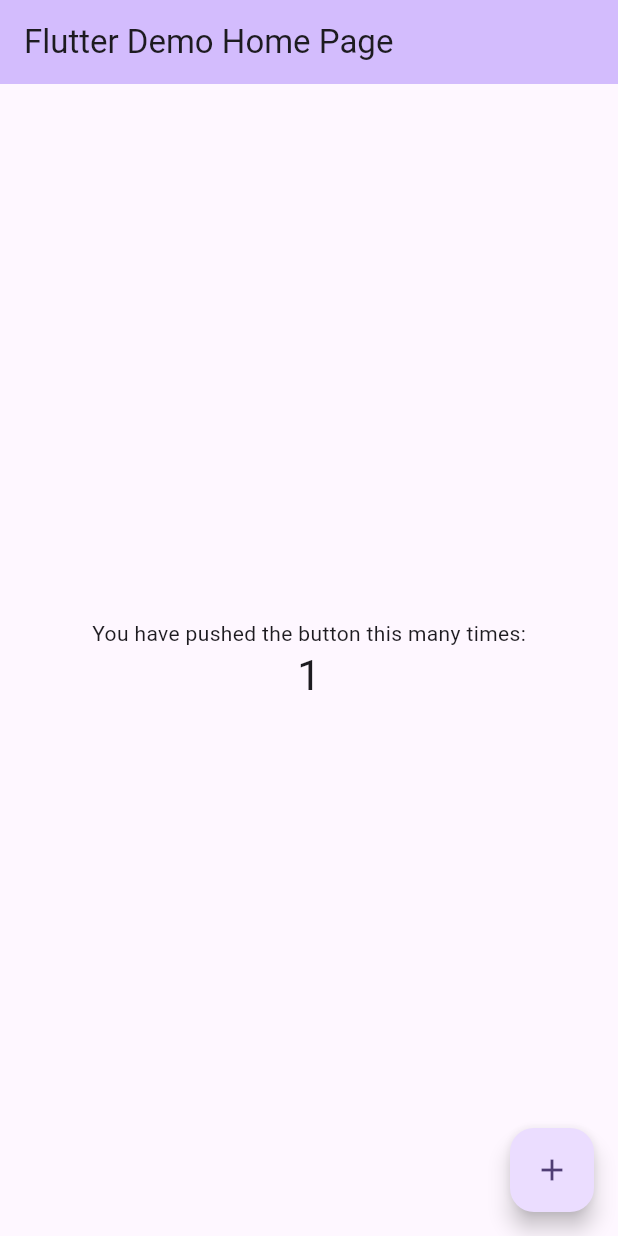
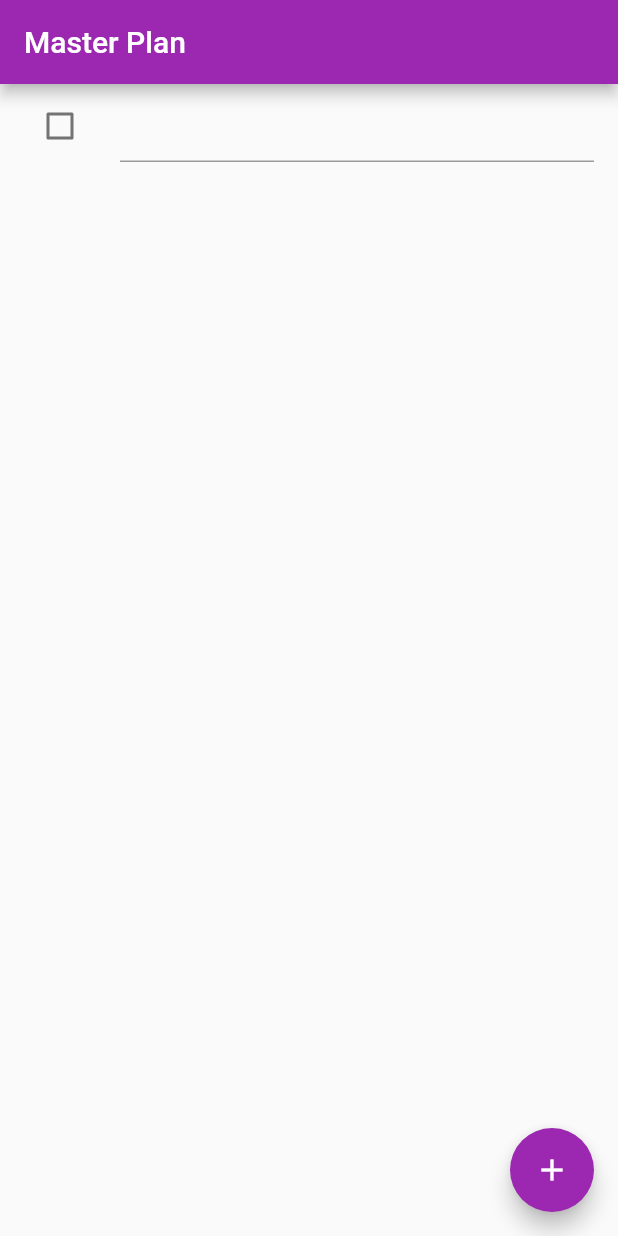
Before and after one commit to alvicaranzo/Master-Plan, a Flutter app: the screen it shows after launch, after a tap on the "add" icon, on a phone screen of 412 x 824 dp. Run offline on Flutter 3.47's test engine with Material 2 defaults, Android fonts, the phone set to English and light mode, and no system bars.

Commit message:
Model-view separation

```diff
--- a/lib/main.dart
+++ b/lib/main.dart
@@ -1,125 +1,15 @@
 import 'package:flutter/material.dart';
+import './views/plan_screen.dart';
 
-void main() {
-  runApp(const MyApp());
-}
+void main() => runApp(MasterPlanApp());
 
-class MyApp extends StatelessWidget {
-  const MyApp({super.key});
-
-  // This widget is the root of your application.
+class MasterPlanApp extends StatelessWidget {
+  const MasterPlanApp({super.key});
   @override
   Widget build(BuildContext context) {
     return MaterialApp(
-      title: 'Flutter Demo',
-      theme: ThemeData(
-        // This is the theme of your application.
-        //
-        // TRY THIS: Try running your application with "flutter run". You'll see
-        // the application has a blue toolbar. Then, without quitting the app,
-        // try changing the seedColor in the colorScheme below to Colors.green
-        // and then invoke "hot reload" (save your changes or press the "hot
-        // reload" button in a Flutter-supported IDE, or press "r" if you used
-        // the command line to start the app).
-        //
-        // Notice that the counter didn't reset back to zero; the application
-        // state is not lost during the reload. To reset the state, use hot
-        // restart instead.
-        //
-        // This works for code too, not just values: Most code changes can be
-        // tested with just a hot reload.
-        colorScheme: ColorScheme.fromSeed(seedColor: Colors.deepPurple),
-        useMaterial3: true,
-      ),
-      home: const MyHomePage(title: 'Flutter Demo Home Page'),
+      theme: ThemeData(primarySwatch: Colors.purple),
+      home: PlanScreen(),
     );
   }
 }
-
-class MyHomePage extends StatefulWidget {
-  const MyHomePage({super.key, required this.title});
-
-  // This widget is the home page of your application. It is stateful, meaning
-  // that it has a State object (defined below) that contains fields that affect
-  // how it looks.
-
-  // This class is the configuration for the state. It holds the values (in this
-  // case the title) provided by the parent (in this case the App widget) and
-  // used by the build method of the State. Fields in a Widget subclass are
-  // always marked "final".
-
-  final String title;
-
-  @override
-  State<MyHomePage> createState() => _MyHomePageState();
-}
-
-class _MyHomePageState extends State<MyHomePage> {
-  int _counter = 0;
-
-  void _incrementCounter() {
-    setState(() {
-      // This call to setState tells the Flutter framework that something has
-      // changed in this State, which causes it to rerun the build method below
-      // so that the display can reflect the updated values. If we changed
-      // _counter without calling setState(), then the build method would not be
-      // called again, and so nothing would appear to happen.
-      _counter++;
-    });
-  }
-
-  @override
-  Widget build(BuildContext context) {
-    // This method is rerun every time setState is called, for instance as done
-    // by the _incrementCounter method above.
-    //
-    // The Flutter framework has been optimized to make rerunning build methods
-    // fast, so that you can just rebuild anything that needs updating rather
-    // than having to individually change instances of widgets.
-    return Scaffold(
-      appBar: AppBar(
-        // TRY THIS: Try changing the color here to a specific color (to
-        // Colors.amber, perhaps?) and trigger a hot reload to see the AppBar
-        // change color while the other colors stay the same.
-        backgroundColor: Theme.of(context).colorScheme.inversePrimary,
-        // Here we take the value from the MyHomePage object that was created by
-        // the App.build method, and use it to set our appbar title.
-        title: Text(widget.title),
-      ),
-      body: Center(
-        // Center is a layout widget. It takes a single child and positions it
-        // in the middle of the parent.
-        child: Column(
-          // Column is also a layout widget. It takes a list of children and
-          // arranges them vertically. By default, it sizes itself to fit its
-          // children horizontally, and tries to be as tall as its parent.
-          //
-          // Column has various properties to control how it sizes itself and
-          // how it positions its children. Here we use mainAxisAlignment to
-          // center the children vertically; the main axis here is the vertical
-          // axis because Columns are vertical (the cross axis would be
-          // horizontal).
-          //
-          // TRY THIS: Invoke "debug painting" (choose the "Toggle Debug Paint"
-          // action in the IDE, or press "p" in the console), to see the
-          // wireframe for each widget.
-          mainAxisAlignment: MainAxisAlignment.center,
-          children: <Widget>[
-            const Text(
-              'You have pushed the button this many times:',
-            ),
-            Text(
-              '$_counter',
-              style: Theme.of(context).textTheme.headlineMedium,
-            ),
-          ],
-        ),
-      ),
-      floatingActionButton: FloatingActionButton(
-        onPressed: _incrementCounter,
-        tooltip: 'Increment',
-        child: const Icon(Icons.add),
-      ), // This trailing comma makes auto-formatting nicer for build methods.
-    );
-  }
-}
--- /dev/null
+++ b/lib/models/data_layer.dart
@@ -0,0 +1,2 @@
+export 'plan.dart';
+export 'task.dart';
--- /dev/null
+++ b/lib/models/plan.dart
@@ -0,0 +1,7 @@
+import './task.dart';
+
+class Plan {
+  final String name;
+  final List<Task> tasks;
+  const Plan({this.name = '', this.tasks = const []});
+}
--- /dev/null
+++ b/lib/models/task.dart
@@ -0,0 +1,8 @@
+class Task {
+  final String description;
+  final bool complete;
+  const Task({
+    this.complete = false,
+    this.description = '',
+  });
+}
--- /dev/null
+++ b/lib/views/plan_screen.dart
@@ -0,0 +1,96 @@
+import '../models/data_layer.dart';
+import 'package:flutter/material.dart';
+
+class PlanScreen extends StatefulWidget {
+  const PlanScreen({super.key});
+  @override
+  State createState() => _PlanScreenState();
+}
+
+class _PlanScreenState extends State<PlanScreen> {
+  Plan plan = const Plan();
+  late ScrollController scrollController;
+
+  @override
+  void initState() {
+    super.initState();
+    scrollController = ScrollController()
+      ..addListener(() {
+        FocusScope.of(context).requestFocus(FocusNode());
+      });
+  }
+
+  @override
+  Widget build(BuildContext context) {
+    return Scaffold(
+      appBar: AppBar(title: const Text('Master Plan')),
+      body: _buildList(),
+      floatingActionButton: _buildAddTaskButton(),
+    );
+  }
+
+  @override
+  void dispose() {
+    scrollController.dispose();
+    super.dispose();
+  }
+
+  Widget _buildAddTaskButton() {
+    return FloatingActionButton(
+      child: const Icon(Icons.add),
+      onPressed: () {
+        setState(() {
+          plan = Plan(
+            name: plan.name,
+            tasks: List<Task>.from(plan.tasks)..add(const Task()),
+          );
+        });
+      },
+    );
+  }
+
+  Widget _buildList() {
+    return ListView.builder(
+      controller: scrollController,
+      keyboardDismissBehavior: Theme.of(context).platform == TargetPlatform.iOS
+          ? ScrollViewKeyboardDismissBehavior.onDrag
+          : ScrollViewKeyboardDismissBehavior.manual,
+      itemCount: plan.tasks.length,
+      itemBuilder: (context, index) => _buildTaskTile(plan.tasks[index], index),
+    );
+  }
+
+  Widget _buildTaskTile(Task task, int index) {
+    return ListTile(
+      leading: Checkbox(
+          value: task.complete,
+          onChanged: (selected) {
+            setState(() {
+              plan = Plan(
+                name: plan.name,
+                tasks: List<Task>.from(plan.tasks)
+                  ..[index] = Task(
+                    description: task.description,
+                    complete: selected ?? false,
+                  ),
+              );
+            });
+          }),
+      title: TextFormField(
+        initialValue: task.description,
+        onChanged: (text) {
+          setState(() {
+            plan = Plan(
+              name: plan.name,
+              tasks: List<Task>.from(plan.tasks)
+                ..[index] = Task(
+                  description: text,
+                  complete: task.complete,
+                ),
+            );
+          });
+        },
+      ),
+    );
+  }
+}
```
